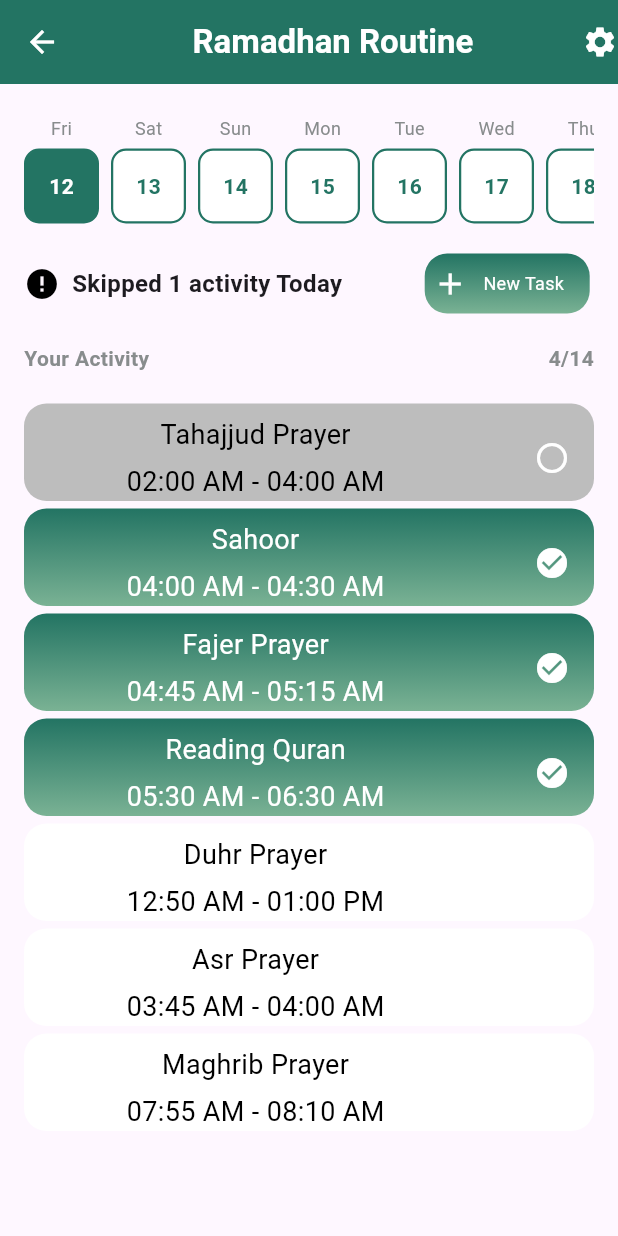
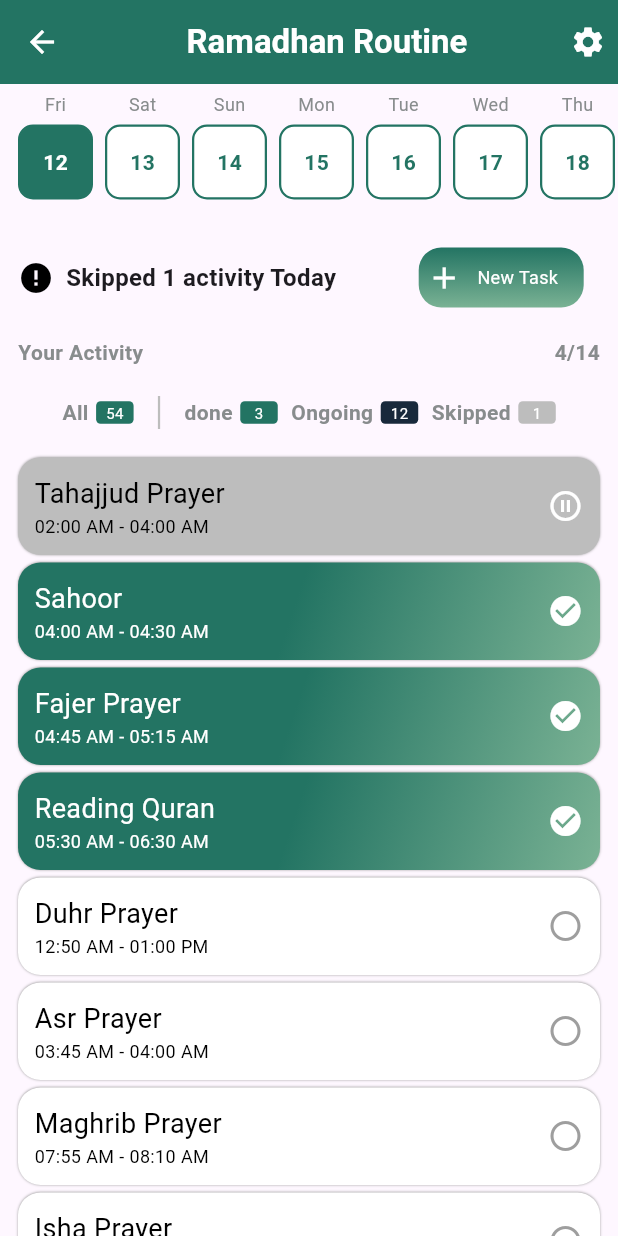
Before and after one commit to Mohameedmn/Sakinah, a Flutter app: the RamadhanRoutineView screen opened by its route, on a phone screen of 412 x 824 dp. Run offline on Flutter 3.47's test engine with Material 3 defaults, Android fonts, the phone set to English and light mode, and no system bars; our stand-ins replace cloud_firestore, firebase_auth, firebase_core, flutter_local_notifications, font_awesome_flutter, geocoding and 6 more; accounts and stored records are empty.

Commit message:
finishing ramadhan routine page

```diff
--- a/lib/app/views/Ramadhan_routine_view.dart
+++ b/lib/app/views/Ramadhan_routine_view.dart
@@ -4,6 +4,7 @@ import 'package:sakinah/app/theme/theme.dart';
 import 'package:sakinah/app/widgets/day_calendar_card.dart';
 import 'package:sakinah/app/widgets/new_task_card.dart';
 import 'package:sakinah/app/widgets/task_bar.dart';
+import 'package:sakinah/app/widgets/tasks_categories_bar.dart';
 
 class RamadhanRoutineView extends StatelessWidget {
   const RamadhanRoutineView({super.key});
@@ -12,6 +13,7 @@ class RamadhanRoutineView extends StatelessWidget {
   Widget build(BuildContext context) {
     return Scaffold(
       appBar: AppBar(
+        actionsPadding: EdgeInsets.only(right: 8),
         leading: IconButton(
           icon: Icon(Icons.arrow_back),
           color: Colors.white,
@@ -33,9 +35,7 @@ class RamadhanRoutineView extends StatelessWidget {
 
         actions: [Icon(Icons.settings, color: Colors.white, size: 24)],
       ),
-      body: Padding(
-        padding: EdgeInsetsGeometry.all(16),
-        child: SingleChildScrollView(
+      body: SingleChildScrollView(
         child: Column(
           children: [
             SizedBox(height: 5),
@@ -44,6 +44,7 @@ class RamadhanRoutineView extends StatelessWidget {
               child: Row(
                 mainAxisAlignment: MainAxisAlignment.spaceBetween,
                 children: [
+                  SizedBox(width: 12),
                   DayCalendarCard(day: "Fri", isChecked: true, date: 12),
                   SizedBox(width: 8),
                   DayCalendarCard(day: "Sat", isChecked: false, date: 13),
@@ -65,11 +66,16 @@ class RamadhanRoutineView extends StatelessWidget {
                   DayCalendarCard(day: "Sun", isChecked: false, date: 21),
                   SizedBox(width: 8),
                   DayCalendarCard(day: "Mon", isChecked: false, date: 22),
+                  SizedBox(width: 8),
                 ],
               ),
             ),
             SizedBox(height: 20),
 
+            Padding(
+              padding: const EdgeInsets.all(12.0),
+              child: Column(
+                children: [
                   Row(
                     children: [
                       Icon(Icons.error, color: Colors.black),
@@ -108,7 +114,9 @@ class RamadhanRoutineView extends StatelessWidget {
                     ],
                   ),
 
-              SizedBox(height: 20),
+                  SizedBox(height: 5),
+                  TasksCategoriesBar(),
+                  SizedBox(height: 5),
                   TaskBar(
                     title: "Tahajjud Prayer",
                     timeDebut: "02:00 AM",
@@ -160,8 +168,17 @@ class RamadhanRoutineView extends StatelessWidget {
                     isDone: false,
                   ),
                   SizedBox(height: 5),
+                  TaskBar(
+                    title: "Isha Prayer",
+                    timeDebut: "09:55 AM",
+                    timeEnd: "10:10 AM",
+                    isDone: false,
+                  ),
+                  SizedBox(height: 5),
                 ],
               ),
+            ),
+          ],
         ),
       ),
     );
--- a/lib/app/widgets/task_bar.dart
+++ b/lib/app/widgets/task_bar.dart
@@ -14,7 +14,7 @@ class TaskBar extends StatelessWidget {
   final String title;
   final String timeDebut;
   final String timeEnd;
-  final bool isSkipped ;
+  final bool isSkipped;
   final bool isDone;
 
   Color get firstColor {
@@ -42,42 +42,56 @@ class TaskBar extends StatelessWidget {
     return InkWell(
       onTap: () {},
       child: Container(
-        padding: EdgeInsets.only(
-          right: 16,
-          left: 16,
-          top: 8
-        ),
+
+        height: 65,
+        padding: EdgeInsets.all(11),
         decoration: BoxDecoration(
+          boxShadow: [
+            BoxShadow(
+              color:  Colors.grey,
+              blurRadius: .7,
+              offset: Offset.zero,
+
+          ),
+          ],
           borderRadius: BorderRadius.circular(15),
           gradient: LinearGradient(
+
             colors: [firstColor, secondColor],
             begin: Alignment.topCenter,
-            end: Alignment.bottomCenter,
+            end: Alignment.bottomRight,
           ),
+
         ),
 
         child: Row(
           mainAxisAlignment: MainAxisAlignment.spaceBetween,
           children: [
-            SizedBox(width: 5),
             Column(
+              crossAxisAlignment: CrossAxisAlignment.start,
               children: [
                 Text(
                   title,
-                  style: TextStyle(fontSize: 18, color: isDone ? Colors.white : Colors.black),
+                  style: TextStyle(
+                    fontSize: 18,
+                    color: isDone ? Colors.white : Colors.black,
+                  ),
                 ),
-                SizedBox(height: 5),
                 Text(
                   "$timeDebut - $timeEnd",
-                  style: TextStyle(fontSize: 18, color: isDone ? Colors.white : Colors.black),
+                  style: TextStyle(
+                    fontSize: 12,
+                    color: isDone ? Colors.white : Colors.black,
+                  ),
                 ),
               ],
             ),
-            SizedBox(width: 5),
 
+            isSkipped? Icon(Icons.pause_circle_outlined ,color: Colors.white)
+            :
             isDone
                 ? Icon(Icons.check_circle, color: Colors.white)
-                : Icon(Icons.circle_outlined, color: Colors.white),
+                : Icon(Icons.circle_outlined, color: Colors.grey),
           ],
         ),
       ),
--- /dev/null
+++ b/lib/app/widgets/tasks_categories_bar.dart
@@ -0,0 +1,133 @@
+import 'package:flutter/material.dart';
+import 'package:sakinah/app/theme/theme.dart';
+
+class TasksCategoriesBar extends StatelessWidget {
+  const TasksCategoriesBar({super.key});
+
+  @override
+  Widget build(BuildContext context) {
+    return Container(
+      padding: EdgeInsets.only(
+        right: 25,
+        left: 25,
+        top: 10,
+        bottom: 10
+      ),
+      height: 50,
+      child: Row(
+        mainAxisAlignment: MainAxisAlignment.spaceAround,
+        children: [
+          Row(
+            children: [
+              Text(
+                "All",
+                style: TextStyle(
+                  color: AppColors.grayFont,
+                  fontSize: 14,
+                  fontWeight: FontWeight.bold,
+                ),
+              ),
+              SizedBox(width: 5),
+              Container(
+                height: 15,
+                width: 25,
+                alignment: Alignment.center,
+                decoration: BoxDecoration(
+                  color: AppColors.primary,
+                  borderRadius: BorderRadius.circular(3),
+                ),
+                child: Text(
+                  "54",
+                  style: TextStyle(color: Colors.white, fontSize: 10),
+                ),
+              ),
+            ],
+          ),
+          SizedBox(
+            height: 22,
+            child: VerticalDivider(color: Colors.grey.shade400, thickness: 1.5),
+          ),
+
+          Row(
+            children: [
+              Text(
+                "done",
+                style: TextStyle(
+                  color: AppColors.grayFont,
+                  fontSize: 14,
+                  fontWeight: FontWeight.bold,
+                ),
+              ),
+              SizedBox(width: 5),
+              Container(
+                height: 15,
+                width: 25,
+                alignment: Alignment.center,
+                decoration: BoxDecoration(
+                  color: AppColors.primary,
+                  borderRadius: BorderRadius.circular(3),
+                ),
+                child: Text(
+                  "3",
+                  style: TextStyle(color: Colors.white, fontSize: 10),
+                ),
+              ),
+            ],
+          ),
+          Row(
+            children: [
+              Text(
+                "Ongoing",
+                style: TextStyle(
+                  color: AppColors.grayFont,
+                  fontSize: 14,
+                  fontWeight: FontWeight.bold,
+                ),
+              ),
+              SizedBox(width: 5),
+              Container(
+                height: 15,
+                width: 25,
+                alignment: Alignment.center,
+                decoration: BoxDecoration(
+                  color: Color.fromARGB(255, 24, 41, 59),
+                  borderRadius: BorderRadius.circular(3),
+                ),
+                child: Text(
+                  "12",
+                  style: TextStyle(color: Colors.white, fontSize: 10),
+                ),
+              ),
+            ],
+          ),
+          Row(
+            children: [
+              Text(
+                "Skipped",
+                style: TextStyle(
+                  color: AppColors.grayFont,
+                  fontSize: 14,
+                  fontWeight: FontWeight.bold,
+                ),
+              ),
+              SizedBox(width: 5),
+              Container(
+                height: 15,
+                width: 25,
+                alignment: Alignment.center,
+                decoration: BoxDecoration(
+                  color: Colors.grey.shade400,
+                  borderRadius: BorderRadius.circular(3),
+                ),
+                child: Text(
+                  "1",
+                  style: TextStyle(color: Colors.white, fontSize: 10),
+                ),
+              ),
+            ],
+          ),
+        ],
+      ),
+    );
+  }
+}
```
Lines whose indentation alone changed are shown as unchanged.
